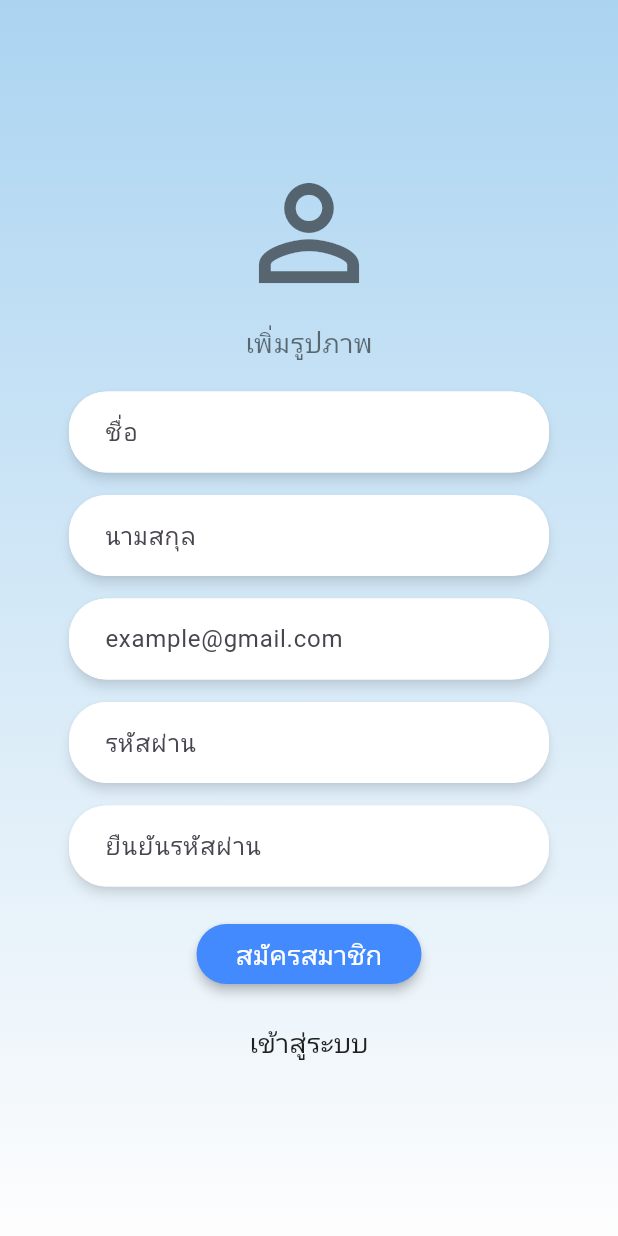
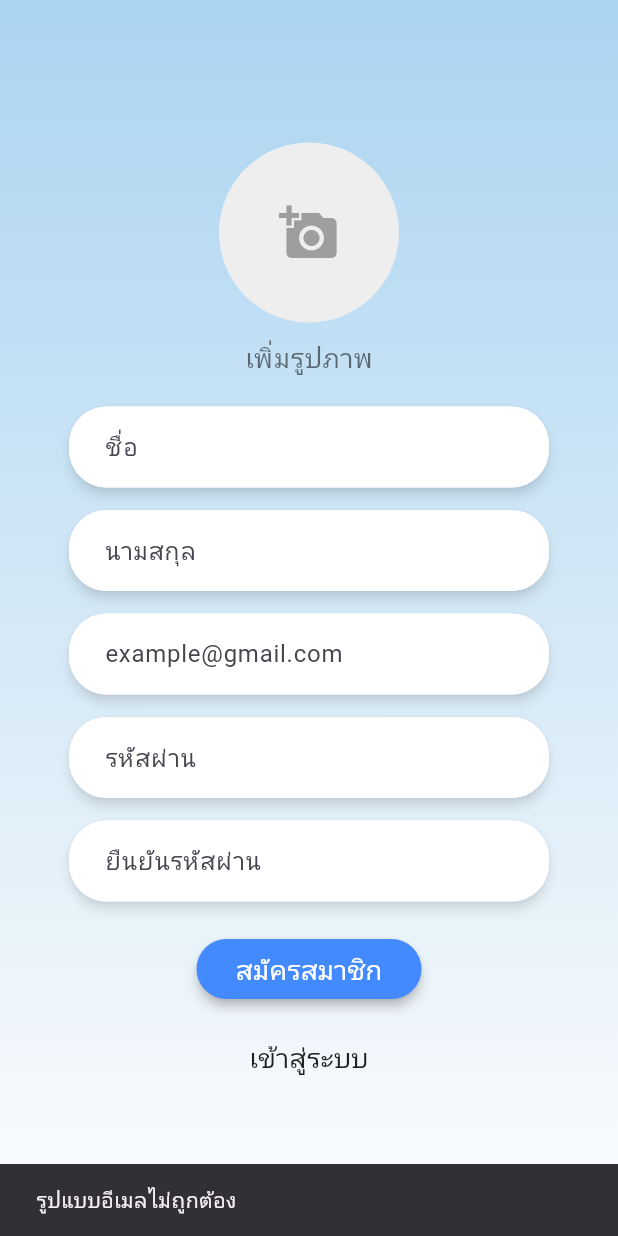
Before and after one commit to thanawadeetithada/ThaiMusic, a Flutter app: the RegisterPage screen opened by its route, after a tap on "สมัครสมาชิก", on a phone screen of 412 x 824 dp. Run offline on Flutter 3.47's test engine with Material 3 defaults, Android fonts, the phone set to English and light mode, and no system bars; our stand-ins replace image_picker; Roboto replaces fonts that are missing (Prompt).

Commit message:
login/register page

```diff
--- a/lib/main.dart
+++ b/lib/main.dart
@@ -3,6 +3,7 @@
 import 'screens/register_page.dart';
 import 'screens/forgot_password_page.dart';
 import 'screens/reset_password_page.dart';
+import 'screens/music_page.dart';
 
 void main() {
   runApp(const MyApp());
@@ -25,6 +26,7 @@
         '/register': (context) => const RegisterPage(),
         '/forgot': (context) => const ForgotPasswordPage(),
         '/reset': (context) => const ResetPasswordPage(),
+        '/thaimusic': (context) => const MusicPage(),
       },
     );
   }
--- a/lib/screens/register_page.dart
+++ b/lib/screens/register_page.dart
@@ -1,7 +1,103 @@
 import 'package:flutter/material.dart';
+import 'package:http/http.dart' as http;
+import 'dart:io';
+import 'package:image_picker/image_picker.dart';
+import 'dart:convert';
 
-class RegisterPage extends StatelessWidget {
+class RegisterPage extends StatefulWidget {
   const RegisterPage({super.key});
+
+  @override
+    State<RegisterPage> createState() => _RegisterPageState();
+  }
+
+class _RegisterPageState extends State<RegisterPage> {
+  final TextEditingController fname = TextEditingController();
+  final TextEditingController lname = TextEditingController();
+  final TextEditingController email = TextEditingController();
+  final TextEditingController password = TextEditingController();
+  final TextEditingController confirmPassword = TextEditingController();
+
+  File? _selectedImage;
+
+   bool isValidEmail(String email) {
+    final emailRegex = RegExp(r'^[\w-\.]+@([\w-]+\.)+[\w-]{2,4}$');
+    return emailRegex.hasMatch(email);
+  }
+
+  Future<void> _pickImage() async {
+  final picker = ImagePicker();
+  final pickedFile = await picker.pickImage(source: ImageSource.gallery);
+
+  if (pickedFile != null) {
+    setState(() {
+      _selectedImage = File(pickedFile.path);
+    });
+  }
+}
+
+  Future<void> registerUser() async {
+    if (password.text != confirmPassword.text) {
+      ScaffoldMessenger.of(context).showSnackBar(
+        const SnackBar(content: Text('รหัสผ่านไม่ตรงกัน')),
+      );
+      return;
+    }
+
+    final trimmedEmail = email.text.trim();
+      if (!isValidEmail(trimmedEmail)) {
+        ScaffoldMessenger.of(context).showSnackBar(
+        const SnackBar(content: Text('รูปแบบอีเมลไม่ถูกต้อง')),
+      );
+      return;
+    }
+
+    final url = Uri.parse('http://localhost/phpAPI/register.php');
+    var request = http.MultipartRequest('POST', url);
+
+    request.fields['fname'] = fname.text.trim();
+    request.fields['lname'] = lname.text.trim();
+    request.fields['email'] = email.text.trim();
+    request.fields['password'] = password.text.trim();
+
+    if (_selectedImage != null) {
+      request.files.add(
+        await http.MultipartFile.fromPath('img', _selectedImage!.path),
+      );
+    }
+
+    try {
+    final response = await request.send();
+    final respStr = await response.stream.bytesToString();
+
+    if (response.statusCode == 200) {
+      if (respStr.contains('success')) {
+        ScaffoldMessenger.of(context).showSnackBar(
+          const SnackBar(content: Text('สมัครสมาชิกสำเร็จ!')),
+        );
+        Navigator.pop(context);
+      } else if (respStr.contains('อีเมลนี้มีผู้ใช้แล้ว')) {
+        ScaffoldMessenger.of(context).showSnackBar(
+          const SnackBar(content: Text('อีเมลนี้มีผู้ใช้แล้ว')),
+        );
+      } else {
+        ScaffoldMessenger.of(context).showSnackBar(
+          SnackBar(content: Text('ผิดพลาด: $respStr')),
+        );
+      }
+    } else {
+      ScaffoldMessenger.of(context).showSnackBar(
+        SnackBar(
+          content: Text('เชื่อมต่อเซิร์ฟเวอร์ไม่ได้ (${response.statusCode})'),
+        ),
+      );
+    }
+  } catch (e) {
+    ScaffoldMessenger.of(context).showSnackBar(
+      SnackBar(content: Text('เกิดข้อผิดพลาด: $e')),
+    );
+  }
+}
 
    @override
   Widget build(BuildContext context) {
@@ -21,51 +117,64 @@ class RegisterPage extends StatelessWidget {
         ),
         child: Center(
           child: SingleChildScrollView(
-            child: Center(
             child: ConstrainedBox(
               constraints: const BoxConstraints(maxWidth: 400),
               child: Padding(
                 padding: const EdgeInsets.symmetric(horizontal: 40),
                 child: Column(
                   children: [
-                      const Icon(Icons.person_outline,
-                          size: 100, color: Colors.black54),
+                    GestureDetector(
+                      onTap: _pickImage,
+                      child: CircleAvatar(
+                        radius: 60,
+                        backgroundColor: Colors.grey[200],
+                        backgroundImage:
+                            _selectedImage != null ? FileImage(_selectedImage!) : null,
+                        child: _selectedImage == null
+                            ? const Icon(Icons.add_a_photo,
+                                size: 40, color: Colors.grey)
+                            : null,
+                      ),
+                    ),
                     const SizedBox(height: 10),
                     const Text(
                       'เพิ่มรูปภาพ',
                       style: TextStyle(fontSize: 18, color: Colors.black54),
                     ),
                     const SizedBox(height: 20),
-                      _buildTextField('ชื่อ'),
+
+                    _buildTextField('ชื่อ', controller: fname),
                     const SizedBox(height: 15),
-                      _buildTextField('นามสกุล'),
+                    _buildTextField('นามสกุล', controller: lname),
                     const SizedBox(height: 15),
                     _buildTextField('อีเมล',
-                          hintExample: 'example@gmail.com'),
+                        controller: email, hintExample: 'example@gmail.com'),
                     const SizedBox(height: 15),
-                      _buildTextField('รหัสผ่าน', obscure: true),
+                    _buildTextField('รหัสผ่าน',
+                        controller: password, obscure: true),
                     const SizedBox(height: 15),
-                      _buildTextField('ยืนยันรหัสผ่าน', obscure: true),
+                    _buildTextField('ยืนยันรหัสผ่าน',
+                        controller: confirmPassword, obscure: true),
                     const SizedBox(height: 25),
+
                     SizedBox(
                       width: 150,
                       height: 40,
                       child: ElevatedButton(
-                          onPressed: () {},
+                        onPressed: registerUser,
                         style: ElevatedButton.styleFrom(
                           backgroundColor: Colors.blueAccent,
                           elevation: 3,
-                            minimumSize: const Size(double.infinity, 50),
                           shape: RoundedRectangleBorder(
                             borderRadius: BorderRadius.circular(25),
                           ),
                         ),
                         child: const Text('สมัครสมาชิก',
-                              style:
-                                  TextStyle(color: Colors.white, fontSize: 18)),
+                            style: TextStyle(color: Colors.white, fontSize: 18)),
                       ),
                     ),
                     const SizedBox(height: 15),
+
                     TextButton(
                       onPressed: () {
                         Navigator.pop(context);
@@ -82,17 +191,19 @@ class RegisterPage extends StatelessWidget {
           ),
         ),
       ),
-      ),
     );
   }
 
   Widget _buildTextField(String hint,
-      {bool obscure = false, String? hintExample}) {
+      {bool obscure = false,
+      String? hintExample,
+      TextEditingController? controller}) {
     return Material(
       elevation: 3,
       shadowColor: Colors.black54,
       borderRadius: BorderRadius.circular(25),
       child: TextField(
+        controller: controller,
         obscureText: obscure,
         decoration: InputDecoration(
           hintText: hintExample ?? hint,
--- a/pubspec.yaml
+++ b/pubspec.yaml
@@ -28,6 +28,8 @@ environment:
 # the latest version available on pub.dev. To see which dependencies have newer
 # versions available, run `flutter pub outdated`.
 dependencies:
+  http: ^1.2.0
+  image_picker: ^0.8.7+4
   flutter:
     sdk: flutter
 
```
Also changed, not shown: lib/api_service.dart (added, +29 -0 lines), lib/screens/loging_page.dart (+55 -7 lines), lib/screens/music_page.dart (added, +58 -0 lines), pubspec.lock, 5 other files. Lines whose indentation alone changed are shown as unchanged.
